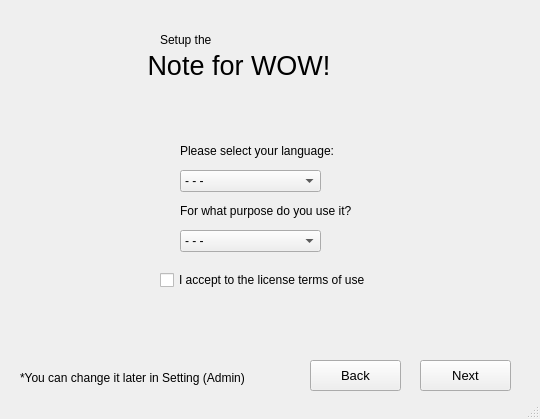
Qt form PTI/SPCK/GUI/Setup2.ui (GreenSystemDuy08/TL-C4K-PTI01) before a commit.
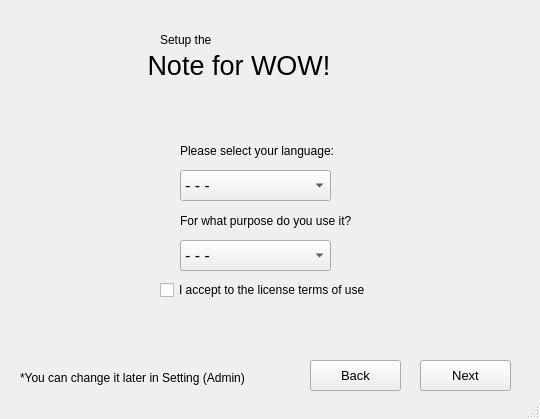
The same form after that commit. Icons and pictures are not drawn.

Diff of the .ui file:
```diff
--- a/PTI/SPCK/GUI/Setup2.ui
+++ b/PTI/SPCK/GUI/Setup2.ui
@@ -25,7 +25,7 @@
     <property name="geometry">
      <rect>
       <x>160</x>
-      <y>270</y>
+      <y>280</y>
       <width>221</width>
       <height>20</height>
      </rect>
@@ -117,10 +117,18 @@
      <rect>
       <x>180</x>
       <y>170</y>
-      <width>141</width>
-      <height>22</height>
+      <width>151</width>
+      <height>31</height>
      </rect>
     </property>
+    <property name="font">
+     <font>
+      <pointsize>12</pointsize>
+     </font>
+    </property>
+    <property name="currentIndex">
+     <number>0</number>
+    </property>
     <item>
      <property name="text">
       <string>- - -</string>
@@ -146,11 +154,19 @@
     <property name="geometry">
      <rect>
       <x>180</x>
-      <y>230</y>
-      <width>141</width>
-      <height>22</height>
+      <y>240</y>
+      <width>151</width>
+      <height>31</height>
      </rect>
     </property>
+    <property name="font">
+     <font>
+      <pointsize>12</pointsize>
+     </font>
+    </property>
+    <property name="currentIndex">
+     <number>0</number>
+    </property>
     <item>
      <property name="text">
       <string>- - -</string>
@@ -189,7 +205,7 @@
     <property name="geometry">
      <rect>
       <x>180</x>
-      <y>200</y>
+      <y>210</y>
       <width>191</width>
       <height>21</height>
      </rect>
```
Left out of the diff: 10 changed lines with no effect on the pictures.
